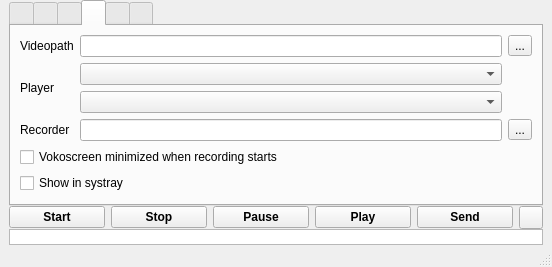
Qt form vokoscreen.ui (yanuarakhid/vokoscreen) before a commit.
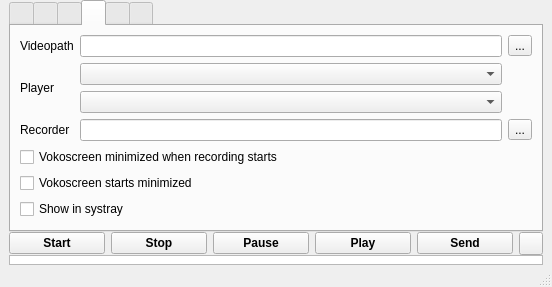
The same form after that commit. The open tabs and pages were chosen to show the change.

Commit message: vokoscreen starts minimized

```diff
--- a/vokoscreen.ui
+++ b/vokoscreen.ui
@@ -7,7 +7,7 @@
     <x>0</x>
     <y>0</y>
     <width>552</width>
-    <height>267</height>
+    <height>287</height>
    </rect>
   </property>
   <property name="sizePolicy">
@@ -561,8 +561,7 @@
            </layout>
           </item>
           <item>
-           <layout class="QHBoxLayout" name="horizontalLayout_9"/>
-          </item>
+           <layout class="QVBoxLayout" name="verticalLayout_17">
           <item>
            <widget class="QCheckBox" name="MinimizedCheckBox">
             <property name="text">
@@ -570,12 +569,21 @@
             </property>
            </widget>
           </item>
+            <item>
+             <widget class="QCheckBox" name="MinimizedByStartCheckBox">
+              <property name="text">
+               <string>Vokoscreen starts minimized</string>
+              </property>
+             </widget>
+            </item>
           <item>
            <widget class="QCheckBox" name="SystrayCheckBox">
             <property name="text">
              <string>Show in systray</string>
             </property>
            </widget>
+            </item>
+           </layout>
           </item>
          </layout>
         </widget>
```
Lines whose indentation alone changed are shown as unchanged. The commit also changes 4 other files.
